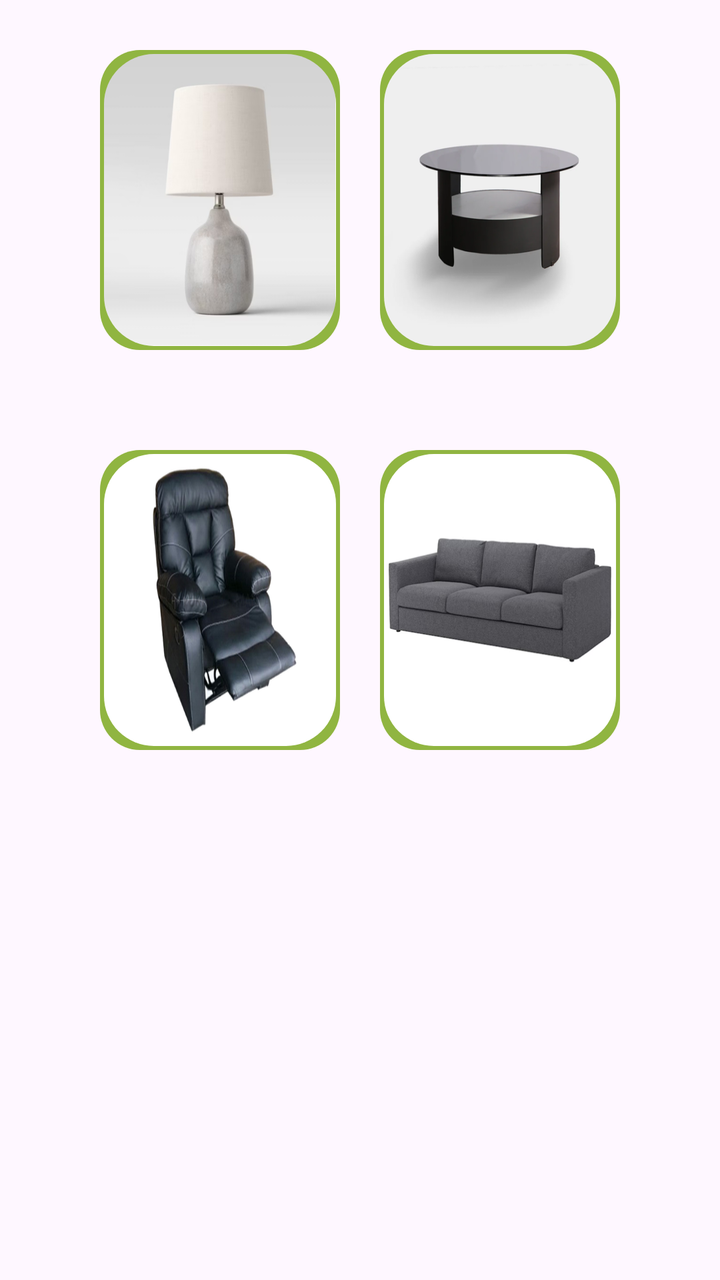
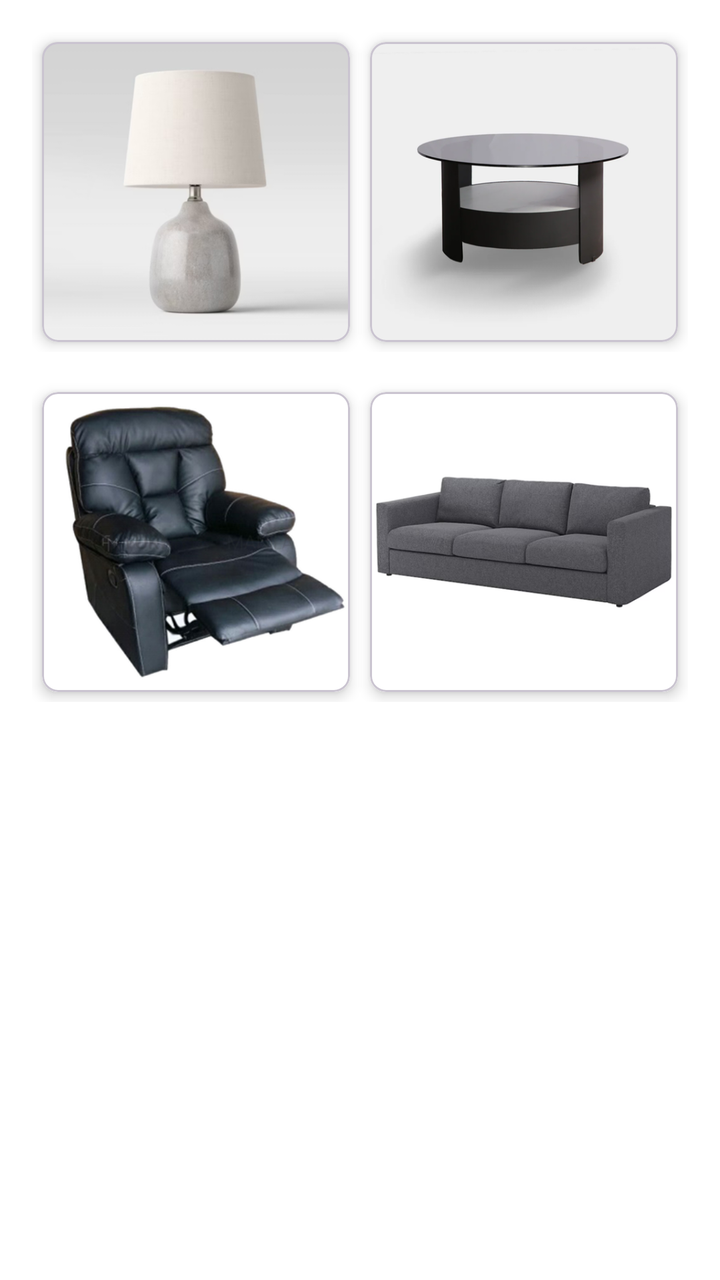

An Android layout rendered at two revisions. The XML below is the earlier revision; the diff shows what the commit changed to produce the second picture.
<!-- AndroidManifest.xml: application theme Theme.LayoutLab -->
<!-- res/layout/fragment_living_room.xml -->
<?xml version="1.0" encoding="utf-8"?>
<LinearLayout xmlns:android="http://schemas.android.com/apk/res/android"
    xmlns:tools="http://schemas.android.com/tools"
    android:layout_width="match_parent"
    android:layout_height="match_parent"
    tools:context=".LivingRoom"
    android:orientation="vertical">

    <LinearLayout
        android:layout_width="match_parent"
        android:layout_height="wrap_content"
        android:orientation="vertical">

        <LinearLayout
            android:layout_width="match_parent"
            android:layout_height="wrap_content"
            android:orientation="vertical"
            android:gravity="center"
            android:paddingLeft="40dp"
            android:paddingRight="40dp">


            <LinearLayout
                android:id="@+id/lin_savedDesigns"
                android:layout_width="match_parent"
                android:layout_height="wrap_content"
                android:orientation="horizontal"
                android:layout_marginTop="15dp"
                android:layout_marginBottom="15dp">

                <LinearLayout
                    android:layout_width="0dp"
                    android:layout_height="150dp"
                    android:layout_weight="1"
                    android:orientation="vertical"
                    android:layout_margin="10dp"
                    android:padding="2dp"
                    android:background="@drawable/scrollview_items">

                    <ImageView
                        android:layout_width="match_parent"
                        android:layout_height="match_parent"
                        android:src="@drawable/living_room"
                        android:clipToOutline="true"
                        android:background="@drawable/library_item"
                        android:scaleType="fitXY"/>

                </LinearLayout>

                <LinearLayout
                    android:layout_width="0dp"
                    android:layout_height="150dp"
                    android:layout_weight="1"
                    android:orientation="vertical"
                    android:layout_margin="10dp"
                    android:padding="2dp"
                    android:background="@drawable/scrollview_items">

                    <ImageView
                        android:layout_width="match_parent"
                        android:layout_height="match_parent"
                        android:src="@drawable/living_room2"
                        android:clipToOutline="true"
                        android:background="@drawable/library_item"
                        android:scaleType="fitXY"/>

                </LinearLayout>

            </LinearLayout>


            <LinearLayout
                android:id="@+id/lin_drafts"
                android:layout_width="match_parent"
                android:layout_height="wrap_content"
                android:orientation="horizontal"
                android:layout_marginTop="15dp"
                android:layout_marginBottom="15dp">

                <LinearLayout
                    android:layout_width="0dp"
                    android:layout_height="150dp"
                    android:layout_weight="1"
                    android:orientation="vertical"
                    android:layout_margin="10dp"
                    android:padding="2dp"
                    android:background="@drawable/scrollview_items">

                    <ImageView
                        android:layout_width="match_parent"
                        android:layout_height="match_parent"
                        android:src="@drawable/living_room1"
                        android:clipToOutline="true"
                        android:background="@drawable/library_item"
                        android:scaleType="fitXY"/>

                </LinearLayout>

                <LinearLayout
                    android:layout_width="0dp"
                    android:layout_height="150dp"
                    android:layout_weight="1"
                    android:orientation="vertical"
                    android:layout_margin="10dp"
                    android:padding="2dp"
                    android:background="@drawable/scrollview_items">

                    <ImageView
                        android:layout_width="match_parent"
                        android:layout_height="match_parent"
                        android:src="@drawable/living_room3"
                        android:clipToOutline="true"
                        android:background="@drawable/library_item"
                        android:scaleType="fitXY"/>

                </LinearLayout>

            </LinearLayout>


        </LinearLayout>

    </LinearLayout>

</LinearLayout>
<!-- resources referenced by this layout -->
<resources>
  <!-- drawable library_item (drawable) -->
  <?xml version="1.0" encoding="utf-8"?>
  <shape xmlns:android="http://schemas.android.com/apk/res/android"
      android:shape="rectangle">
      <size
          android:width="100dp"
          android:height="100dp" />
      <corners android:radius="25dp"/>
  
  </shape>
  <!-- drawable living_room: png bitmap (drawable, 63911 bytes) -->
  <!-- drawable living_room1: png bitmap (drawable, 122826 bytes) -->
  <!-- drawable living_room2: png bitmap (drawable, 73441 bytes) -->
  <!-- drawable living_room3: png bitmap (drawable, 73571 bytes) -->
  <!-- drawable scrollview_items (drawable) -->
  <?xml version="1.0" encoding="UTF-8"?>
  <shape
      xmlns:android="http://schemas.android.com/apk/res/android">
      <solid
          android:color="#90B541"
          />
      <corners
          android:radius="20dp"
          />
  </shape>
  <style name="Theme.LayoutLab" parent="Base.Theme.LayoutLab" />
  <style name="Base.Theme.LayoutLab" parent="Theme.Material3.DayNight.NoActionBar">
          
          
      </style>
</resources>

<!-- the commit's change to res/layout/fragment_living_room.xml (unified diff, before → after) -->
@@ -1,11 +1,26 @@
 <?xml version="1.0" encoding="utf-8"?>
 <LinearLayout xmlns:android="http://schemas.android.com/apk/res/android"
     xmlns:tools="http://schemas.android.com/tools"
+    xmlns:app="http://schemas.android.com/apk/res-auto"
     android:layout_width="match_parent"
     android:layout_height="match_parent"
     tools:context=".LivingRoom"
-    android:orientation="vertical">
+    android:orientation="vertical"
+    android:padding="16dp"
+    android:background="@color/white">
 
+    
+
+
+
+
+
+
+
+
+
+
+    
     <LinearLayout
         android:layout_width="match_parent"
         android:layout_height="wrap_content"
@@ -14,112 +29,79 @@
         <LinearLayout
             android:layout_width="match_parent"
             android:layout_height="wrap_content"
-            android:orientation="vertical"
-            android:gravity="center"
-            android:paddingLeft="40dp"
-            android:paddingRight="40dp">
+            android:orientation="horizontal"
+            android:layout_marginBottom="15dp">
 
+            <com.google.android.material.card.MaterialCardView
+                android:layout_width="0dp"
+                android:layout_height="150dp"
+                android:layout_weight="1"
+                android:layout_margin="5dp"
+                app:cardElevation="4dp"
+                app:cardCornerRadius="8dp">
 
-            <LinearLayout
-                android:id="@+id/lin_savedDesigns"
-                android:layout_width="match_parent"
-                android:layout_height="wrap_content"
-                android:orientation="horizontal"
-                android:layout_marginTop="15dp"
-                android:layout_marginBottom="15dp">
+                <ImageView
+                    android:layout_width="match_parent"
+                    android:layout_height="match_parent"
+                    android:src="@drawable/living_room"
+                    android:clipToOutline="true"
+                    android:scaleType="centerCrop" />
+            </com.google.android.material.card.MaterialCardView>
 
-                <LinearLayout
-                    android:layout_width="0dp"
-                    android:layout_height="150dp"
-                    android:layout_weight="1"
-                    android:orientation="vertical"
-                    android:layout_margin="10dp"
-                    android:padding="2dp"
-                    android:background="@drawable/scrollview_items">
+            <com.google.android.material.card.MaterialCardView
+                android:layout_width="0dp"
+                android:layout_height="150dp"
+                android:layout_weight="1"
+                android:layout_margin="5dp"
+                app:cardElevation="4dp"
+                app:cardCornerRadius="8dp">
 
-                    <ImageView
-                        android:layout_width="match_parent"
-                        android:layout_height="match_parent"
-                        android:src="@drawable/living_room"
-                        android:clipToOutline="true"
-                        android:background="@drawable/library_item"
-                        android:scaleType="fitXY"/>
-
-                </LinearLayout>
-
-                <LinearLayout
-                    android:layout_width="0dp"
-                    android:layout_height="150dp"
-                    android:layout_weight="1"
-                    android:orientation="vertical"
-                    android:layout_margin="10dp"
-                    android:padding="2dp"
-                    android:background="@drawable/scrollview_items">
-
-                    <ImageView
-                        android:layout_width="match_parent"
-                        android:layout_height="match_parent"
-                        android:src="@drawable/living_room2"
-                        android:clipToOutline="true"
-                        android:background="@drawable/library_item"
-                        android:scaleType="fitXY"/>
-
-                </LinearLayout>
-
-            </LinearLayout>
-
-
-            <LinearLayout
-                android:id="@+id/lin_drafts"
-                android:layout_width="match_parent"
-                android:layout_height="wrap_content"
-                android:orientation="horizontal"
-                android:layout_marginTop="15dp"
-                android:layout_marginBottom="15dp">
-
-                <LinearLayout
-                    android:layout_width="0dp"
-                    android:layout_height="150dp"
-                    android:layout_weight="1"
-                    android:orientation="vertical"
-                    android:layout_margin="10dp"
-                    android:padding="2dp"
-                    android:background="@drawable/scrollview_items">
-
-                    <ImageView
-                        android:layout_width="match_parent"
-                        android:layout_height="match_parent"
-                        android:src="@drawable/living_room1"
-                        android:clipToOutline="true"
-                        android:background="@drawable/library_item"
-                        android:scaleType="fitXY"/>
-
-                </LinearLayout>
-
-                <LinearLayout
-                    android:layout_width="0dp"
-                    android:layout_height="150dp"
-                    android:layout_weight="1"
-                    android:orientation="vertical"
-                    android:layout_margin="10dp"
-                    android:padding="2dp"
-                    android:background="@drawable/scrollview_items">
-
-                    <ImageView
-                        android:layout_width="match_parent"
-                        android:layout_height="match_parent"
-                        android:src="@drawable/living_room3"
-                        android:clipToOutline="true"
-                        android:background="@drawable/library_item"
-                        android:scaleType="fitXY"/>
-
-                </LinearLayout>
-
-            </LinearLayout>
-
-
+                <ImageView
+                    android:layout_width="match_parent"
+                    android:layout_height="match_parent"
+                    android:src="@drawable/living_room2"
+                    android:clipToOutline="true"
+                    android:scaleType="centerCrop" />
+            </com.google.android.material.card.MaterialCardView>
         </LinearLayout>
 
+        <LinearLayout
+            android:layout_width="match_parent"
+            android:layout_height="wrap_content"
+            android:orientation="horizontal"
+            android:layout_marginBottom="15dp">
+
+            <com.google.android.material.card.MaterialCardView
+                android:layout_width="0dp"
+                android:layout_height="150dp"
+                android:layout_weight="1"
+                android:layout_margin="5dp"
+                app:cardElevation="4dp"
+                app:cardCornerRadius="8dp">
+
+                <ImageView
+                    android:layout_width="match_parent"
+                    android:layout_height="match_parent"
+                    android:src="@drawable/living_room1"
+                    android:clipToOutline="true"
+                    android:scaleType="centerCrop" />
+            </com.google.android.material.card.MaterialCardView>
+
+            <com.google.android.material.card.MaterialCardView
+                android:layout_width="0dp"
+                android:layout_height="150dp"
+                android:layout_weight="1"
+                android:layout_margin="5dp"
+                app:cardElevation="4dp"
+                app:cardCornerRadius="8dp">
+
+                <ImageView
+                    android:layout_width="match_parent"
+                    android:layout_height="match_parent"
+                    android:src="@drawable/living_room3"
+                    android:clipToOutline="true"
+                    android:scaleType="centerCrop" />
+            </com.google.android.material.card.MaterialCardView>
+        </LinearLayout>
     </LinearLayout>
-
 </LinearLayout>
<!-- resource entries referenced after the edit -->
@@ -1,30 +1,10 @@
 <!-- resources referenced by this layout -->
 <resources>
-  <!-- drawable library_item (drawable) -->
-  <?xml version="1.0" encoding="utf-8"?>
-  <shape xmlns:android="http://schemas.android.com/apk/res/android"
-      android:shape="rectangle">
-      <size
-          android:width="100dp"
-          android:height="100dp" />
-      <corners android:radius="25dp"/>
-  
-  </shape>
+  <color name="white">#FFFFFFFF</color>
   <!-- drawable living_room: png bitmap (drawable, 63911 bytes) -->
   <!-- drawable living_room1: png bitmap (drawable, 122826 bytes) -->
   <!-- drawable living_room2: png bitmap (drawable, 73441 bytes) -->
   <!-- drawable living_room3: png bitmap (drawable, 73571 bytes) -->
-  <!-- drawable scrollview_items (drawable) -->
-  <?xml version="1.0" encoding="UTF-8"?>
-  <shape
-      xmlns:android="http://schemas.android.com/apk/res/android">
-      <solid
-          android:color="#90B541"
-          />
-      <corners
-          android:radius="20dp"
-          />
-  </shape>
   <style name="Theme.LayoutLab" parent="Base.Theme.LayoutLab" />
   <style name="Base.Theme.LayoutLab" parent="Theme.Material3.DayNight.NoActionBar">
           
